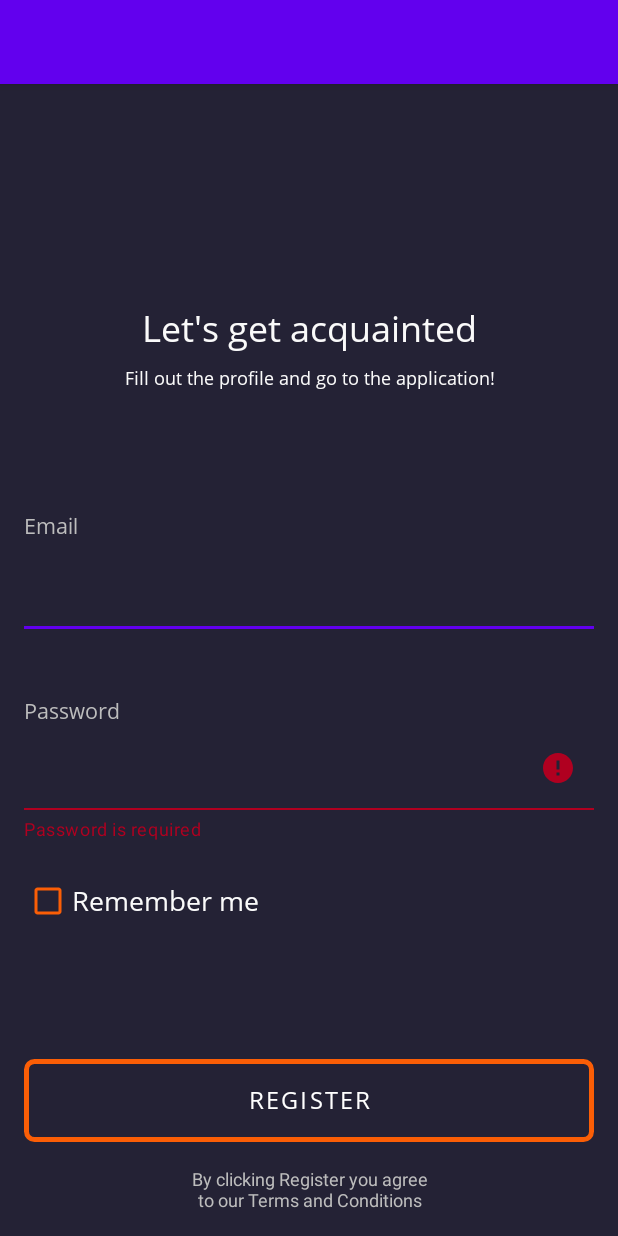
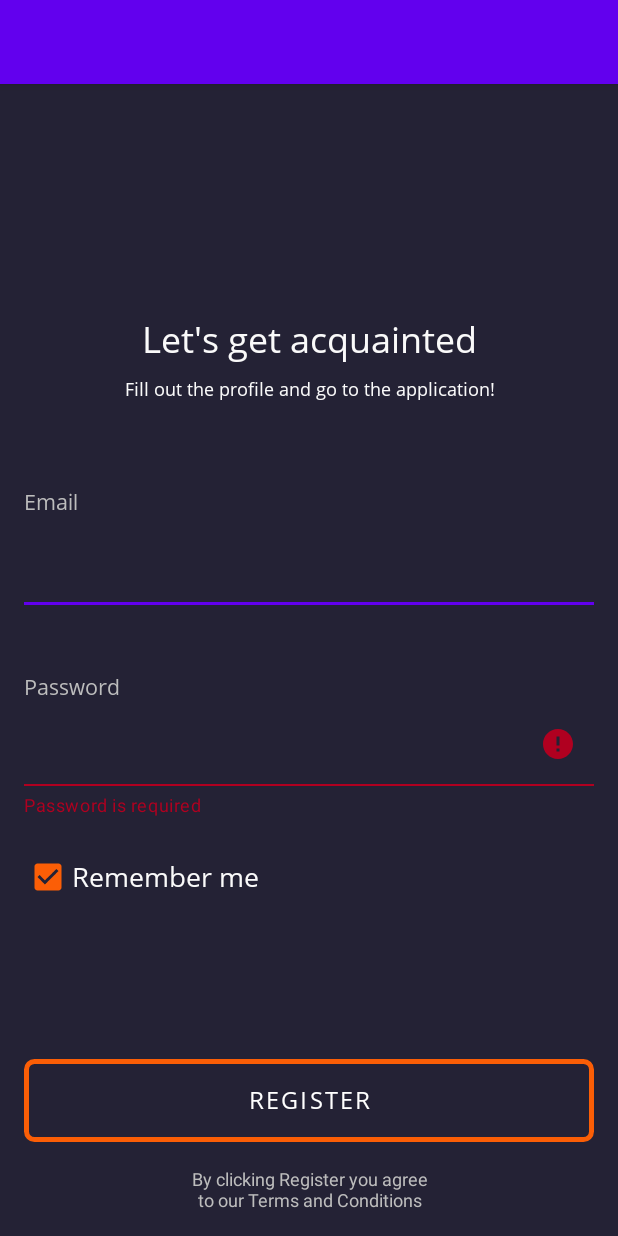
Before and after one commit to EugeneOrlov204/Assignment1, an Android app: the MainActivity screen opened directly, with no data from a screen before it, after a tap on "EDIT PROFILE", on a phone screen of 412 x 824 dp. Run offline under Robolectric (Android 15) with nearby library versions, the phone set to English and light mode, and no system bars; 2 statements that could not run were skipped.

Commit message:
Replaced findViewById to View Binding

```diff
--- a/app/build.gradle
+++ b/app/build.gradle
@@ -4,6 +4,11 @@ plugins {
 }
 
 android {
+
+    buildFeatures {
+        viewBinding true
+    }
+
     compileSdkVersion 30
     buildToolsVersion "30.0.3"
 
--- a/app/src/main/java/com/shpp/eorlov/assignment1/AuthActivity.kt
+++ b/app/src/main/java/com/shpp/eorlov/assignment1/AuthActivity.kt
@@ -11,10 +11,12 @@ import androidx.appcompat.widget.AppCompatButton
 import androidx.core.widget.addTextChangedListener
 import com.google.android.material.textfield.TextInputEditText
 import com.google.android.material.textfield.TextInputLayout
+import com.shpp.eorlov.assignment1.databinding.ActivityAuthBinding
 import com.shpp.eorlov.assignment1.utils.Constants
 
 
 class AuthActivity : AppCompatActivity() {
+    private lateinit var binding: ActivityAuthBinding
 
     private lateinit var emailErrorMessage: TextInputLayout
     private lateinit var emailField: TextInputEditText
@@ -26,14 +28,16 @@ class AuthActivity : AppCompatActivity() {
 
     override fun onCreate(savedInstanceState: Bundle?) {
         super.onCreate(savedInstanceState)
-        setContentView(R.layout.activity_auth)
+        binding = ActivityAuthBinding.inflate(layoutInflater)
 
         initializeData()
         restoreLoginData()
 
-        findViewById<AppCompatButton>(R.id.button_register).setOnClickListener {
+        binding.buttonRegister.setOnClickListener {
             goToMainActivity()
         }
+
+        setContentView(binding.root)
     }
 
     private fun restoreLoginData() {
@@ -47,15 +51,14 @@ class AuthActivity : AppCompatActivity() {
      * Initialized objects that contains information about email and password
      */
     private fun initializeData() {
-        emailErrorMessage = findViewById(R.id.text_input_layout_email)
-        emailField = findViewById(R.id.text_input_edit_text_email)
+        emailErrorMessage = binding.textInputLayoutEmail
+        emailField = binding.textInputEditTextEmail
         emailField.addTextChangedListener {
             validateEmail()
         }
 
-
-        passwordErrorMessage = findViewById(R.id.text_input_layout_password)
-        passwordFieldEditText = findViewById(R.id.text_input_edit_text_password)
+        passwordErrorMessage = binding.textInputLayoutPassword
+        passwordFieldEditText = binding.textInputEditTextPassword
         passwordFieldEditText.addTextChangedListener {
             validatePassword()
         }
@@ -63,15 +66,6 @@ class AuthActivity : AppCompatActivity() {
         settings = getPreferences(MODE_PRIVATE)
     }
 
-//    /**
-//     * Specify an explicit soft input mode to use for the window,
-//     * as per WindowManager.LayoutParams.softInputMode.
-//     */
-//    private fun requestFocus(view: View) {
-//        if (view.requestFocus()) {
-//            window.setSoftInputMode(WindowManager.LayoutParams.SOFT_INPUT_STATE_ALWAYS_VISIBLE)
-//        }
-//    }
 
     private fun validatePassword(): Boolean {
         if (passwordFieldEditText.text.toString().trim { it <= ' ' }.isEmpty()) {
@@ -115,7 +109,7 @@ class AuthActivity : AppCompatActivity() {
         val intent = Intent(this, MainActivity::class.java)
         intent.putExtra("personName", getPersonName())
 
-        val rememberMe = findViewById<CheckBox>(R.id.check_box_remember_me)
+        val rememberMe = binding.checkBoxRememberMe
         if (rememberMe.isChecked) {
             saveLoginData(
                 emailField.text.toString(), //Login
--- a/app/src/main/java/com/shpp/eorlov/assignment1/MainActivity.kt
+++ b/app/src/main/java/com/shpp/eorlov/assignment1/MainActivity.kt
@@ -3,31 +3,33 @@ package com.shpp.eorlov.assignment1
 
 import android.content.Intent
 import android.os.Bundle
-import android.widget.TextView
 import androidx.appcompat.app.AppCompatActivity
-import androidx.appcompat.widget.AppCompatButton
-import androidx.appcompat.widget.AppCompatImageView
+import com.shpp.eorlov.assignment1.databinding.ActivityMainBinding
 import com.shpp.eorlov.assignment1.utils.ext.loadImage
 
 
 class MainActivity : AppCompatActivity() {
+    private lateinit var binding: ActivityMainBinding
 
     override fun onCreate(savedInstanceState: Bundle?) {
+        super.onCreate(savedInstanceState)
+        binding = ActivityMainBinding.inflate(layoutInflater)
 
-        super.onCreate(savedInstanceState)
-        setContentView(R.layout.activity_main)
-        findViewById<AppCompatImageView>(R.id.image_view_person_image).
-        loadImage(R.mipmap.lucile_alvarado) //View Binding
+        binding.imageViewPersonImage.loadImage(R.mipmap.lucile_alvarado)
+
 
         setNameOfPerson()
 
-        findViewById<AppCompatButton>(R.id.button_edit_profile).setOnClickListener {
+        binding.buttonEditProfile.setOnClickListener {
             goToAuthActivity()
         }
+
+
+        setContentView(binding.root)
     }
 
     private fun setNameOfPerson() {
-        val messageText = findViewById<TextView>(R.id.text_view_person_name)
+        val messageText = binding.textViewPersonName
         val message = intent.getStringExtra("personName").toString()
         messageText.text = message
     }
--- a/app/src/main/res/layout/activity_auth.xml
+++ b/app/src/main/res/layout/activity_auth.xml
@@ -13,7 +13,7 @@
         android:layout_width="wrap_content"
         android:layout_height="wrap_content"
         android:orientation="horizontal"
-        app:layout_constraintGuide_begin="146dp" />
+        app:layout_constraintGuide_percent="0.2" />
 
     <com.google.android.material.textview.MaterialTextView
         android:id="@+id/text_view_lets_get_acquainted"
@@ -42,7 +42,8 @@
         android:layout_width="wrap_content"
         android:layout_height="wrap_content"
         android:orientation="horizontal"
-        app:layout_constraintGuide_begin="285dp" />
+        app:layout_constraintGuide_percent="0.35"
+        />
 
     <androidx.appcompat.widget.AppCompatTextView
         android:id="@+id/text_view_email"
@@ -117,6 +118,7 @@
         android:buttonTint="@color/orange"
         android:fontFamily="@font/open_sans"
         android:text="@string/remember_me"
+        android:checked="true"
         android:textColor="@color/alabaster"
         android:textSize="@dimen/text_size_normal_18sp"
         app:layout_constraintStart_toStartOf="@+id/text_input_layout_password"
--- a/app/src/main/res/layout/activity_main.xml
+++ b/app/src/main/res/layout/activity_main.xml
@@ -106,8 +106,8 @@
         app:layout_constraintEnd_toEndOf="@+id/view_bottom_container"
         app:layout_constraintTop_toTopOf="@+id/image_button_linkedin" />
 
+
     <androidx.appcompat.widget.AppCompatButton
-
         android:id="@+id/button_edit_profile"
         style="@style/profile_button"
         android:layout_margin="@dimen/margin_size_normal_16dp"
```
